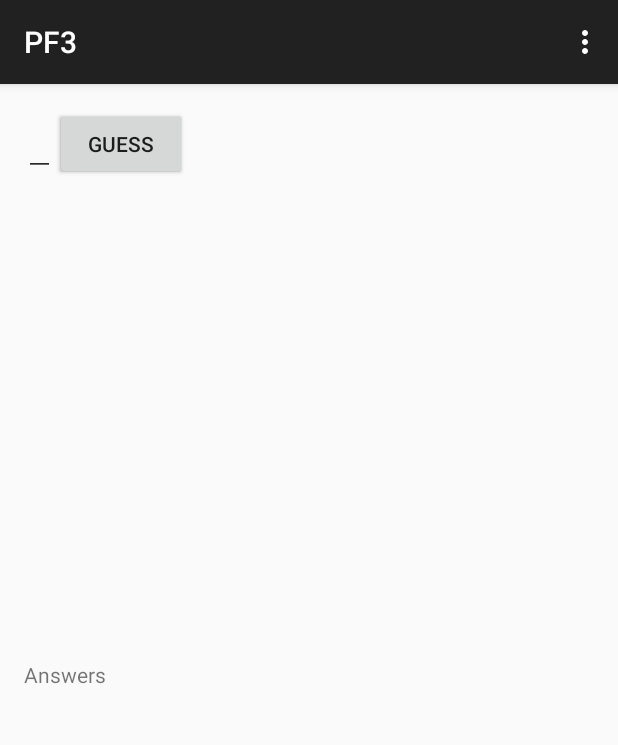
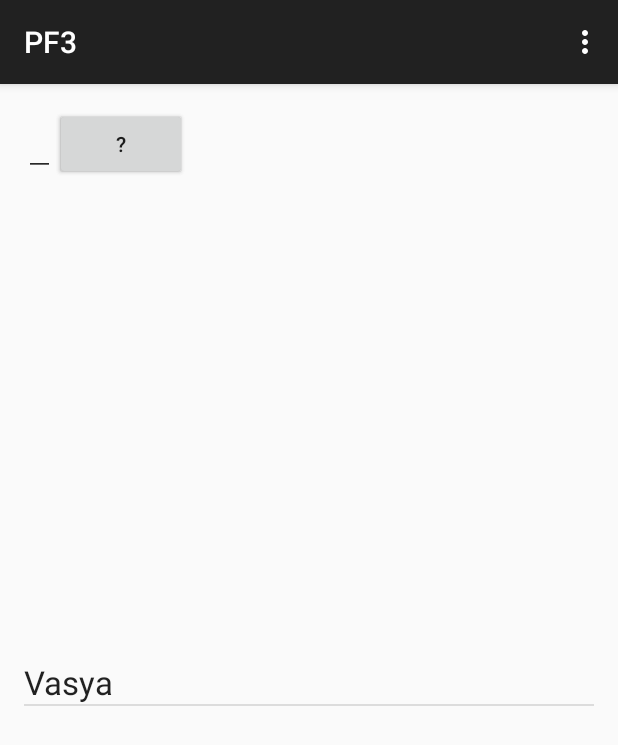
Before and after one commit to iovi/PF3, an Android app: the fragment PlayerGuessFragment placed in its activity, in the options menu, after a tap on "Settings", on a phone screen of 412 x 824 dp. Shown: the top 745 px of the screen. Run offline under Robolectric (Android 15) with nearby library versions, the phone set to English and light mode, and no system bars; 1 statement that could not run was skipped.

Commit message:
fragments communication

```diff
--- a/app/src/main/java/iovi/pf3/MainActivity.java
+++ b/app/src/main/java/iovi/pf3/MainActivity.java
@@ -6,11 +6,16 @@ import android.support.v7.app.ActionBarActivity;
 import android.os.Bundle;
 import android.view.Menu;
 import android.view.MenuItem;
+import android.widget.Toast;
+
+import java.util.ArrayList;
+import java.util.List;
 
 
-public class MainActivity extends ActionBarActivity {
+public class MainActivity extends ActionBarActivity
+implements PlayerGuessFragment.GuessListener{
 
-    //FragmentTransaction transaction;
+    List<String> answers;
 
     @Override
     protected void onCreate(Bundle savedInstanceState) {
@@ -33,14 +38,24 @@ public class MainActivity extends ActionBarActivity {
         int id = item.getItemId();
 
         if (id == R.id.action_newgame) {
+
+            answers=new ArrayList<>();
             FragmentTransaction transaction=getFragmentManager().beginTransaction();
             Fragment topFragment=new PlayerGuessFragment();
             Fragment bottomFragment=new AnswersFragment();
             transaction.add(R.id.topFrame,topFragment);
-            transaction.add(R.id.bottomFrame,bottomFragment);
+            transaction.add(R.id.bottomFrame, bottomFragment);
             transaction.commit();
         }
-
+        if (id == R.id.action_settings) {
+            AnswersFragment answersFragment = (AnswersFragment)getFragmentManager().findFragmentById(R.id.bottomFrame);
+            answersFragment.AddAnswer("Vasya");
+        }
         return super.onOptionsItemSelected(item);
     }
+    @Override
+    public void guessMade(String guess){
+        AnswersFragment answersFragment = (AnswersFragment)getFragmentManager().findFragmentById(R.id.bottomFrame);
+        answersFragment.AddAnswer(guess);
+    }
 }
--- a/app/src/main/java/iovi/pf3/PlayerGuessFragment.java
+++ b/app/src/main/java/iovi/pf3/PlayerGuessFragment.java
@@ -1,10 +1,13 @@
 package iovi.pf3;
 
+import android.app.Activity;
 import android.app.Fragment;
 import android.os.Bundle;
 import android.view.LayoutInflater;
 import android.view.View;
 import android.view.ViewGroup;
+import android.widget.Button;
+import android.widget.EditText;
 import android.widget.TextView;
 
 /**
@@ -15,12 +18,44 @@ public class PlayerGuessFragment extends Fragment {
     public void onActivityCreated(Bundle savedInstanceState) {
         super.onActivityCreated(savedInstanceState);
     }*/
+    GuessListener mCallback;
+
+    public interface GuessListener {
+        public void guessMade(String guess);
+    }
+
+    @Override
+    public void onAttach(Activity activity) {
+        super.onAttach(activity);
+
+        try {
+            mCallback = (GuessListener) activity;
+        } catch (ClassCastException e) {
+            throw new ClassCastException(activity.toString()
+                    + " must implement OnHeadlineSelectedListener");
+        }
+    }
+
 
 
     @Override
     public View onCreateView(LayoutInflater inflater, ViewGroup container,Bundle savedInstanceState) {
-        return inflater.inflate(R.layout.playerguess, null);
+
+        View view= inflater.inflate(R.layout.playerguess, null);
+        Button button=(Button)view.findViewById(R.id.guess_button);
+        final EditText edit=(EditText)view.findViewById(R.id.guess_edit);
+        button.setOnClickListener(new View.OnClickListener()
+        {
+            @Override
+            public void onClick(View v)
+            {
+                mCallback.guessMade(edit.getText().toString());
+            }
+        });
+        return view;
     }
+
+
 
     /*@Override
     public void onResume(){
--- a/app/src/main/res/layout/anwserlist.xml
+++ /dev/null
@@ -1,16 +0,0 @@
-<?xml version="1.0" encoding="utf-8"?>
-<LinearLayout xmlns:android="http://schemas.android.com/apk/res/android"
-    android:orientation="vertical" android:layout_width="match_parent"
-    android:layout_height="match_parent">
-    <TextView
-        android:layout_width="fill_parent"
-        android:layout_height="wrap_content"
-        android:text="@string/answers">
-    </TextView>
-    <ListView
-        android:id="@+id/answers_list"
-        android:layout_width="match_parent"
-        android:layout_height="wrap_content">
-    </ListView>
-
-</LinearLayout>
--- /dev/null
+++ b/app/src/main/res/layout/list_item.xml
@@ -0,0 +1,8 @@
+<?xml version="1.0" encoding="utf-8"?>
+<TextView xmlns:android="http://schemas.android.com/apk/res/android"
+    android:id="@+id/text_item"
+    android:layout_width="match_parent"
+    android:layout_height="wrap_content"
+    android:textAppearance="?android:attr/textAppearanceListItemSmall"
+    android:gravity="center_vertical"
+    android:textSize="10pt"/>
--- a/app/src/main/res/layout/playerguess.xml
+++ b/app/src/main/res/layout/playerguess.xml
@@ -6,7 +6,7 @@
     <EditText android:id="@+id/guess_edit"
     android:layout_width="wrap_content"
     android:layout_height="wrap_content"/>
-    <Button
+    <Button android:id="@+id/guess_button"
         android:layout_width="wrap_content"
         android:layout_height="wrap_content"
         android:layout_gravity="right"
--- a/app/src/main/res/values/strings.xml
+++ b/app/src/main/res/values/strings.xml
@@ -4,6 +4,6 @@
     <string name="hello_world">Hello world!</string>
     <string name="action_settings">Settings</string>
     <string name="action_newgame">New Game</string>
-    <string name="button_quest">GUESS</string>
+    <string name="button_quest">"?"</string>
     <string name="answers">Answers</string>
 </resources>
```
Also changed, not shown: app/src/main/java/iovi/pf3/AnswersFragment.java (+23 -6 lines), app/src/main/java/iovi/pf3/SinglePlayerGame.java (+24 -38 lines).
